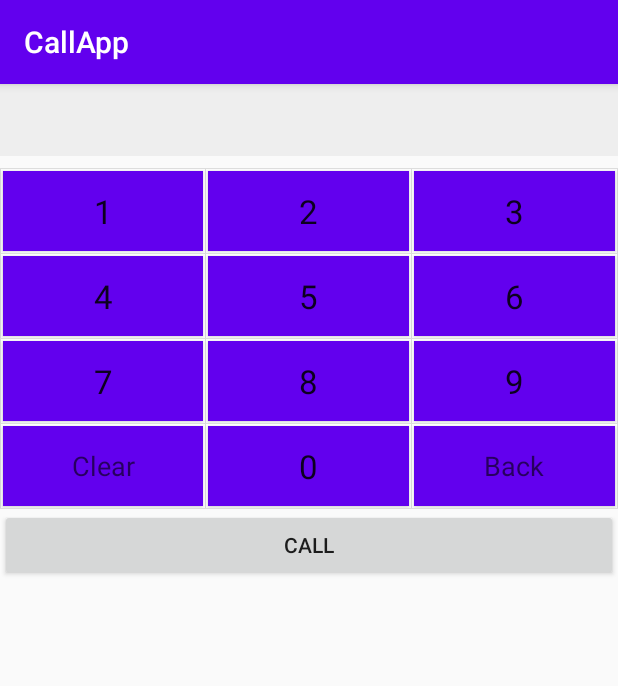
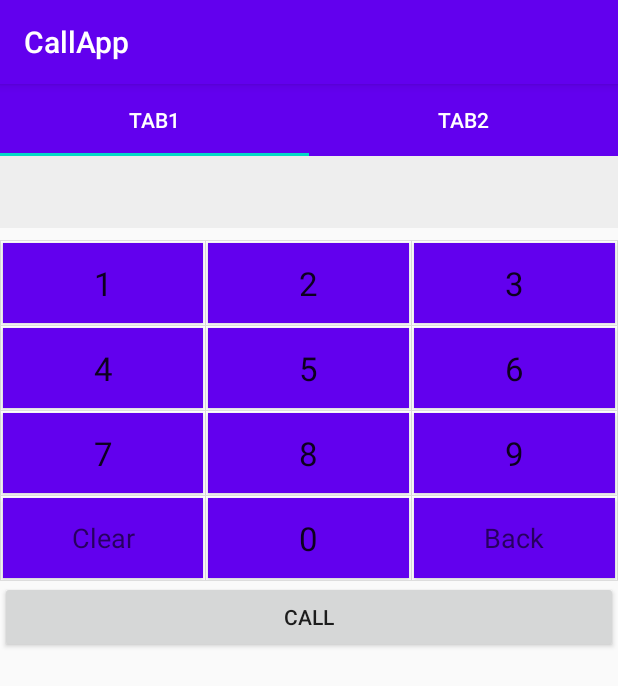
Before and after one commit to VuDn5/LTDD, an Android app: the screen it shows after launch (MainActivity), on a phone screen of 412 x 824 dp. Shown: the top 686 px of the screen. Run offline under Robolectric (Android 15) with nearby library versions, the phone set to English and light mode, and no system bars.

Commit message:
giao dien tab layout

```diff
--- a/CallApp/app/build.gradle
+++ b/CallApp/app/build.gradle
@@ -26,6 +26,8 @@ dependencies {
     implementation fileTree(dir: "libs", include: ["*.jar"])
     implementation 'androidx.appcompat:appcompat:1.2.0'
     implementation 'androidx.constraintlayout:constraintlayout:1.1.3'
+    implementation 'com.google.android.material:material:1.0.0'
+    implementation 'androidx.legacy:legacy-support-v4:1.0.0'
     testImplementation 'junit:junit:4.12'
     androidTestImplementation 'androidx.test.ext:junit:1.1.1'
     androidTestImplementation 'androidx.test.espresso:espresso-core:3.2.0'
--- a/CallApp/app/src/main/java/com/example/callapp/MainActivity.java
+++ b/CallApp/app/src/main/java/com/example/callapp/MainActivity.java
@@ -1,6 +1,7 @@
 package com.example.callapp;
 
 import androidx.appcompat.app.AppCompatActivity;
+import androidx.viewpager.widget.ViewPager;
 
 import android.content.Context;
 import android.os.Bundle;
@@ -10,15 +11,57 @@ import android.view.View;
 import android.widget.EditText;
 import android.widget.TextView;
 
+import com.example.callapp.adapter.PageAdapter;
+import com.google.android.material.tabs.TabItem;
+import com.google.android.material.tabs.TabLayout;
+
 public class MainActivity extends AppCompatActivity {
-
+    private TabLayout tabLayout;
+    private ViewPager viewPager;
+    private TabItem tab1, tab2;
+    public PageAdapter pagerAdapter;
 
 
     @Override
     protected void onCreate(Bundle savedInstanceState) {
         super.onCreate(savedInstanceState);
-        setContentView(R.layout.activity_main);
+        setContentView(R.layout.main);
+
+        tabLayout = findViewById(R.id.tablayout);
+        tab1 = findViewById(R.id.tab1);
+        tab2 = findViewById(R.id.tab2);
+        viewPager = findViewById(R.id.viewpage);
+
+        pagerAdapter = new PageAdapter(getSupportFragmentManager(), tabLayout.getTabCount());
+
+        viewPager.setAdapter(pagerAdapter);
+
+        AddEvent();
     }
 
+    private void AddEvent(){
+        tabLayout.setOnTabSelectedListener(new TabLayout.OnTabSelectedListener() {
+            @Override
+            public void onTabSelected(TabLayout.Tab tab) {
+                viewPager.setCurrentItem(tab.getPosition());
+                if(tab.getPosition() == 0){
+                    pagerAdapter.notifyDataSetChanged();
+                }
+                else{
+                    pagerAdapter.notifyDataSetChanged();
+                }
+            }
+
+            @Override
+            public void onTabUnselected(TabLayout.Tab tab) {
+            }
+
+            @Override
+            public void onTabReselected(TabLayout.Tab tab) {
+            }
+        });
+
+        viewPager.addOnPageChangeListener( new TabLayout.TabLayoutOnPageChangeListener(tabLayout) );
+    }
 
 }
--- /dev/null
+++ b/CallApp/app/src/main/java/com/example/callapp/adapter/PageAdapter.java
@@ -0,0 +1,37 @@
+package com.example.callapp.adapter;
+
+import androidx.annotation.NonNull;
+import androidx.fragment.app.Fragment;
+import androidx.fragment.app.FragmentManager;
+import androidx.fragment.app.FragmentPagerAdapter;
+
+import com.example.callapp.fragment.CuocGoi;
+import com.example.callapp.fragment.QuaySo;
+
+public class PageAdapter extends FragmentPagerAdapter {
+    private int numberOfTabs;
+
+    public PageAdapter(@NonNull FragmentManager fm, int numberOfTabs) {
+        super(fm);
+        this.numberOfTabs = numberOfTabs;
+    }
+
+    @NonNull
+    @Override
+    public Fragment getItem(int position) {
+        if(position == 0)
+            return new QuaySo();
+        else
+            return new CuocGoi();
+    }
+
+    @Override
+    public int getCount() {
+        return numberOfTabs;
+    }
+
+    @Override
+    public int getItemPosition(@NonNull Object object) {
+        return POSITION_NONE;
+    }
+}
--- /dev/null
+++ b/CallApp/app/src/main/java/com/example/callapp/fragment/CuocGoi.java
@@ -0,0 +1,66 @@
+package com.example.callapp.fragment;
+
+import android.os.Bundle;
+
+import androidx.fragment.app.Fragment;
+
+import android.view.LayoutInflater;
+import android.view.View;
+import android.view.ViewGroup;
+
+import com.example.callapp.R;
+
+/**
+ * A simple {@link Fragment} subclass.
+ * Use the {@link CuocGoi#newInstance} factory method to
+ * create an instance of this fragment.
+ */
+public class CuocGoi extends Fragment {
+
+    // TODO: Rename parameter arguments, choose names that match
+    // the fragment initialization parameters, e.g. ARG_ITEM_NUMBER
+    private static final String ARG_PARAM1 = "param1";
+    private static final String ARG_PARAM2 = "param2";
+
+    // TODO: Rename and change types of parameters
+    private String mParam1;
+    private String mParam2;
+
+    public CuocGoi() {
+        // Required empty public constructor
+    }
+
+    /**
+     * Use this factory method to create a new instance of
+     * this fragment using the provided parameters.
+     *
+     * @param param1 Parameter 1.
+     * @param param2 Parameter 2.
+     * @return A new instance of fragment CuocGoi.
+     */
+    // TODO: Rename and change types and number of parameters
+    public static CuocGoi newInstance(String param1, String param2) {
+        CuocGoi fragment = new CuocGoi();
+        Bundle args = new Bundle();
+        args.putString(ARG_PARAM1, param1);
+        args.putString(ARG_PARAM2, param2);
+        fragment.setArguments(args);
+        return fragment;
+    }
+
+    @Override
+    public void onCreate(Bundle savedInstanceState) {
+        super.onCreate(savedInstanceState);
+        if (getArguments() != null) {
+            mParam1 = getArguments().getString(ARG_PARAM1);
+            mParam2 = getArguments().getString(ARG_PARAM2);
+        }
+    }
+
+    @Override
+    public View onCreateView(LayoutInflater inflater, ViewGroup container,
+                             Bundle savedInstanceState) {
+        // Inflate the layout for this fragment
+        return inflater.inflate(R.layout.fragment_cuoc_goi, container, false);
+    }
+}
--- /dev/null
+++ b/CallApp/app/src/main/java/com/example/callapp/fragment/QuaySo.java
@@ -0,0 +1,66 @@
+package com.example.callapp.fragment;
+
+import android.os.Bundle;
+
+import androidx.fragment.app.Fragment;
+
+import android.view.LayoutInflater;
+import android.view.View;
+import android.view.ViewGroup;
+
+import com.example.callapp.R;
+
+/**
+ * A simple {@link Fragment} subclass.
+ * Use the {@link QuaySo#newInstance} factory method to
+ * create an instance of this fragment.
+ */
+public class QuaySo extends Fragment {
+
+    // TODO: Rename parameter arguments, choose names that match
+    // the fragment initialization parameters, e.g. ARG_ITEM_NUMBER
+    private static final String ARG_PARAM1 = "param1";
+    private static final String ARG_PARAM2 = "param2";
+
+    // TODO: Rename and change types of parameters
+    private String mParam1;
+    private String mParam2;
+
+    public QuaySo() {
+        // Required empty public constructor
+    }
+
+    /**
+     * Use this factory method to create a new instance of
+     * this fragment using the provided parameters.
+     *
+     * @param param1 Parameter 1.
+     * @param param2 Parameter 2.
+     * @return A new instance of fragment QuaySo.
+     */
+    // TODO: Rename and change types and number of parameters
+    public static QuaySo newInstance(String param1, String param2) {
+        QuaySo fragment = new QuaySo();
+        Bundle args = new Bundle();
+        args.putString(ARG_PARAM1, param1);
+        args.putString(ARG_PARAM2, param2);
+        fragment.setArguments(args);
+        return fragment;
+    }
+
+    @Override
+    public void onCreate(Bundle savedInstanceState) {
+        super.onCreate(savedInstanceState);
+        if (getArguments() != null) {
+            mParam1 = getArguments().getString(ARG_PARAM1);
+            mParam2 = getArguments().getString(ARG_PARAM2);
+        }
+    }
+
+    @Override
+    public View onCreateView(LayoutInflater inflater, ViewGroup container,
+                             Bundle savedInstanceState) {
+        // Inflate the layout for this fragment
+        return inflater.inflate(R.layout.fragment_quay_so, container, false);
+    }
+}
--- /dev/null
+++ b/CallApp/app/src/main/res/layout/fragment_quay_so.xml
@@ -0,0 +1,125 @@
+<?xml version="1.0" encoding="utf-8"?>
+<FrameLayout xmlns:android="http://schemas.android.com/apk/res/android"
+    xmlns:tools="http://schemas.android.com/tools"
+    android:layout_width="match_parent"
+    android:layout_height="match_parent"
+    tools:context=".fragment.QuaySo">
+
+    <!-- TODO: Update blank fragment layout -->
+    <LinearLayout
+        android:id="@+id/tab1"
+        android:layout_width="match_parent"
+        android:layout_height="match_parent"
+        android:orientation="vertical">
+
+        <EditText
+            android:id="@+id/password_field"
+            android:layout_width="match_parent"
+            android:layout_height="wrap_content"
+            android:layout_marginBottom="8dp"
+            android:background="#eeeeee"
+            android:enabled="false"
+            android:minHeight="48dp"
+            android:paddingLeft="8dp"
+            android:paddingRight="8dp"
+            android:singleLine="true"
+            android:textAppearance="?android:attr/textAppearanceMedium" />
+
+        <TableLayout
+            android:id="@+id/keyboard"
+            android:layout_width="match_parent"
+            android:layout_height="wrap_content"
+            android:background="@android:color/white"
+            android:divider="@drawable/keyboard_divider"
+            android:orientation="vertical"
+            android:showDividers="beginning|middle|end">
+
+            <TableRow style="@style/keyboard_row"
+                >
+
+                <Button
+                    android:id="@+id/t9_key_1"
+                    style="@style/keyboard_number_button"
+                    android:text="@string/number_one"
+                    />
+
+                <Button
+                    android:id="@+id/t9_key_2"
+                    style="@style/keyboard_number_button"
+                    android:text="@string/number_two" />
+
+                <Button
+                    android:id="@+id/t9_key_3"
+                    style="@style/keyboard_number_button"
+                    android:text="@string/number_three" />
+            </TableRow>
+
+            <TableRow style="@style/keyboard_row"
+                >
+
+                <Button
+                    android:id="@+id/t9_key_4"
+                    style="@style/keyboard_number_button"
+                    android:text="@string/number_four" />
+
+                <Button
+                    android:id="@+id/t9_key_5"
+                    style="@style/keyboard_number_button"
+                    android:text="@string/number_five" />
+
+                <Button
+                    android:id="@+id/t9_key_6"
+                    style="@style/keyboard_number_button"
+                    android:text="@string/number_six" />
+            </TableRow>
+
+            <TableRow style="@style/keyboard_row"
+                >
+
+                <Button
+                    android:id="@+id/t9_key_7"
+                    style="@style/keyboard_number_button"
+                    android:text="@string/number_seven" />
+
+                <Button
+                    android:id="@+id/t9_key_8"
+                    style="@style/keyboard_number_button"
+                    android:text="@string/number_eight" />
+
+                <Button
+                    android:id="@+id/t9_key_9"
+                    style="@style/keyboard_number_button"
+                    android:text="@string/number_nine" />
+            </TableRow>
+
+            <TableRow style="@style/keyboard_row"
+                >
+
+                <Button
+                    android:id="@+id/t9_key_clear"
+                    style="@style/keyboard_button"
+                    android:text="@string/btn_clear"
+                    android:textAppearance="?android:attr/textAppearanceMedium" />
+
+                <Button
+                    android:id="@+id/t9_key_0"
+                    style="@style/keyboard_number_button"
+                    android:text="@string/number_zero" />
+
+                <Button
+                    android:id="@+id/t9_key_backspace"
+                    style="@style/keyboard_button"
+                    android:text="@string/btn_backspace"
+                    android:textAppearance="?android:attr/textAppearanceMedium" />
+            </TableRow>
+        </TableLayout>
+
+        <Button
+            android:id="@+id/btnCall"
+            android:layout_width="match_parent"
+            android:layout_height="wrap_content"
+            android:text="CALL" />
+
+    </LinearLayout>
+
+</FrameLayout>
--- /dev/null
+++ b/CallApp/app/src/main/res/layout/main.xml
@@ -0,0 +1,42 @@
+<?xml version="1.0" encoding="utf-8"?>
+<androidx.constraintlayout.widget.ConstraintLayout xmlns:android="http://schemas.android.com/apk/res/android"
+    android:layout_width="match_parent"
+    android:layout_height="match_parent"
+    xmlns:tools="http://schemas.android.com/tools"
+    tools:context=".MainActivity"
+    xmlns:app="http://schemas.android.com/apk/res-auto">
+
+    <LinearLayout
+        android:layout_width="match_parent"
+        android:layout_height="match_parent"
+        android:orientation="vertical">
+
+        <com.google.android.material.tabs.TabLayout
+            android:id="@+id/tablayout"
+            android:layout_width="match_parent"
+            android:layout_height="wrap_content"
+            app:tabBackground="@color/colorPrimary"
+            app:tabTextColor="@android:color/white">
+            <com.google.android.material.tabs.TabItem
+                android:id="@+id/tab1"
+                android:layout_width="wrap_content"
+                android:layout_height="wrap_content"
+                android:text="tab1" />
+
+            <com.google.android.material.tabs.TabItem
+                android:id="@+id/tab2"
+                android:layout_width="wrap_content"
+                android:layout_height="wrap_content"
+                android:text="tab2" />
+
+        </com.google.android.material.tabs.TabLayout>
+
+        <androidx.viewpager.widget.ViewPager
+            android:id="@+id/viewpage"
+            android:layout_width="match_parent"
+            android:layout_height="match_parent">
+
+        </androidx.viewpager.widget.ViewPager>
+
+    </LinearLayout>
+</androidx.constraintlayout.widget.ConstraintLayout>
--- a/CallApp/app/src/main/res/values/colors.xml
+++ b/CallApp/app/src/main/res/values/colors.xml
@@ -3,4 +3,6 @@
     <color name="colorPrimary">#6200EE</color>
     <color name="colorPrimaryDark">#3700B3</color>
     <color name="colorAccent">#03DAC5</color>
+    <color name="blue">#7acfe2</color>
+    <color name="white">#FFFFFF</color>
 </resources>
--- a/CallApp/app/src/main/res/values/strings.xml
+++ b/CallApp/app/src/main/res/values/strings.xml
@@ -12,4 +12,6 @@
     <string name="number_nine">9</string>
     <string name="btn_clear">Clear</string>
     <string name="btn_backspace">Back</string>
+    <!-- TODO: Remove or change this placeholder text -->
+    <string name="hello_blank_fragment">Hello blank fragment Cuộc gọi</string>
 </resources>
```
Also changed, not shown: CallApp/app/src/main/res/layout/activity_call_receiver.xml (added, +76 -0 lines), CallApp/app/src/main/res/layout/fragment_cuoc_goi.xml (added, +14 -0 lines), CallApp/app/src/main/res/values/styles.xml (+10 -0 lines), CallApp/app/src/main/res/drawable/call_end_green_96dp.png (added), CallApp/app/src/main/res/drawable/phone_green_96dp.png (added).
